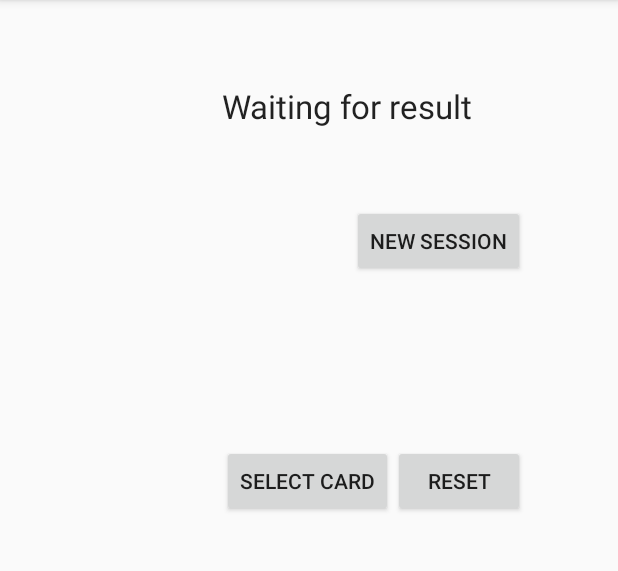
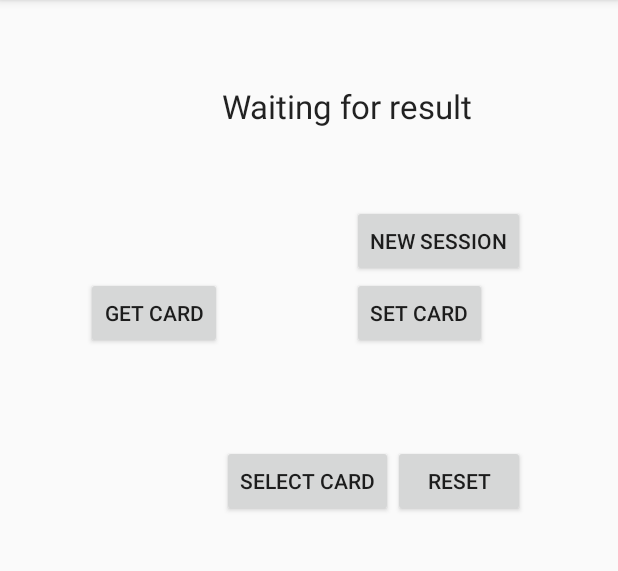
Before and after one commit to Jokab/EDA397_2016_Group7, an Android app: the screen it shows after launch (PHPActivity), after a tap on "TEST PHP", on a phone screen of 412 x 824 dp, the part 84-655 px from its top. Run offline under Robolectric (Android 15) with nearby library versions, the phone set to English and light mode, and no system bars; our stand-ins replace Volley; libraries missing offline, so code that uses them is left out: com.google.api.client; network calls fail; 1 statement that could not run was skipped; 2 other taps on this screen came first.

Commit message:
Added server requests in Game- and Host-Session, added test in phpactivity

```diff
--- a/app/src/main/java/Game/HostSession.java
+++ b/app/src/main/java/Game/HostSession.java
@@ -34,8 +34,8 @@ public class HostSession extends GameSession {
 
     public void startSession(int nrOfPlayers) {
         Map<String, String> jsonParams = new HashMap<String, String>();
-        jsonParams.put("amountOfMembers","5");
-        jsonParams.put("trelloBoardId", "5");
+        jsonParams.put(ARG_NR_OF_PLAYERS,""+nrOfPlayers);
+        jsonParams.put(ARG_BOARD_ID, gameBoard.getId());
 
         Log.i(logTag, (new JSONObject((jsonParams)).toString() ));
         CustomJsonObjRequest startRequest = new CustomJsonObjRequest(Request.Method.POST,
@@ -44,7 +44,7 @@ public class HostSession extends GameSession {
                     @Override
                     public void onResponse(JSONObject response) {
                         try {
-                            response.getString("memberId");
+                            memberId = response.getInt(ARG_MEMBER_ID);
                             Log.i(logTag, response.toString());
                         } catch (JSONException e) {
                             e.printStackTrace();
@@ -60,9 +60,24 @@ public class HostSession extends GameSession {
         queue.add(startRequest);
     }
 
-    public void setCurrentCard(Card card) {
-        // D
-        // Delete current card from Board
+    public void setCurrentCard(final String cardId) {
+        Map<String, String> jsonParams = new HashMap<String, String>();
+        jsonParams.put(ARG_CARD_ID, gameBoard.getId());
+        jsonParams.put(ARG_MEMBER_ID, "" + memberId);
+        CustomJsonObjRequest startRequest = new CustomJsonObjRequest(Request.Method.POST,
+                createURL(SET_CURRENT_CARD).asString(), jsonParams,
+                new Response.Listener<JSONObject>() {
+                    @Override
+                    public void onResponse(JSONObject response) {
+                        Log.i(logTag,"Successfully set current card to: " + cardId);
+                    }
+                }, new Response.ErrorListener() {
+            public void onErrorResponse(VolleyError error) {
+                Log.i(logTag,"Failed to set current card to " + cardId);
+            }
+
+        });
+        queue.add(startRequest);
     }
 
     public void getCurrentRatings() {
--- a/app/src/main/java/Game/ServerURL.java
+++ b/app/src/main/java/Game/ServerURL.java
@@ -8,6 +8,7 @@ public class ServerURL {
 
     public static final String API_URL = "http://agile.project.domein.co.at";
 
+    //Base URLs
     public static final String START_SESSION = "/startNewSession"; // amountOfMembers, trelloBoardId
     public static final String REGISTER_MEMBER = "/registerMember";
     public static final String SET_CURRENT_CARD = "/selectNewCard"; // cardId, :memberId
@@ -19,8 +20,11 @@ public class ServerURL {
     public static final String GET_CURRENT_CARD_RATINGS = "/getAllRatingsForCurrentCard"; //:memberId
     public static final String GET_ALL_RATINGS = "/getAllRatings"; // :memberid
 
-
-
+    //Parameters
+    public static final String ARG_BOARD_ID = "trelloBoardId";
+    public static final String ARG_NR_OF_PLAYERS = "amountOfMembers";
+    public static final String ARG_MEMBER_ID = "memberId";
+    public static final String ARG_CARD_ID = "cardId";
 
     private String baseURL;
     private Argument[] args = {};
--- a/app/src/main/java/eda397_group7/chalmers/se/eda397_2016_group7/PHPActivity.java
+++ b/app/src/main/java/eda397_group7/chalmers/se/eda397_2016_group7/PHPActivity.java
@@ -36,6 +36,33 @@ public class PHPActivity extends AppCompatActivity {
         Button newSession = (Button) findViewById(R.id.newSession);
         Button selectCard = (Button) findViewById(R.id.selectCard);
         Button resetSession = (Button) findViewById(R.id.resetButton);
+        Button setCard = (Button) findViewById(R.id.setCard);
+        Button getCard = (Button) findViewById(R.id.getCard);
+        final TextView t = (TextView) findViewById(R.id.phpText);
+
+        if(getCard != null) {
+            getCard.setOnClickListener(new View.OnClickListener() {
+                @Override
+                public void onClick(View v) {
+                    try {
+                        host.getCurrentCard();
+                        t.setText(host.getCurrentCardID());
+                    } catch (Exception ex) { }
+
+                }
+            });
+        }
+
+        if(setCard != null) {
+            setCard.setOnClickListener(new View.OnClickListener() {
+                @Override
+                public void onClick(View v) {
+                    try {
+                        host.setCurrentCard("testcard");
+                    } catch (Exception ex) { }
+                }
+            });
+        }
 
         if (newSession != null) {
             newSession.setOnClickListener(new View.OnClickListener() {
@@ -43,7 +70,7 @@ public class PHPActivity extends AppCompatActivity {
                 public void onClick(View v) {
                     try {
                         host.startSession(NUMBER_OF_PLAYERS);
-                        TextView t = (TextView) findViewById(R.id.trello_text);
+                        TextView t = (TextView) findViewById(R.id.phpText);
                         t.setText(primaryBoard.getCard());
                     } catch (Exception ex) { }
                 }
--- a/app/src/main/res/layout/activity_php.xml
+++ b/app/src/main/res/layout/activity_php.xml
@@ -50,4 +50,22 @@
         android:layout_alignParentTop="true"
         android:layout_alignLeft="@+id/selectCard"
         android:layout_alignStart="@+id/selectCard" />
+
+    <Button
+        android:layout_width="wrap_content"
+        android:layout_height="wrap_content"
+        android:text="Set Card"
+        android:id="@+id/setCard"
+        android:layout_below="@+id/newSession"
+        android:layout_alignLeft="@+id/newSession"
+        android:layout_alignStart="@+id/newSession" />
+
+    <Button
+        android:layout_width="wrap_content"
+        android:layout_height="wrap_content"
+        android:text="Get Card"
+        android:id="@+id/getCard"
+        android:layout_below="@+id/newSession"
+        android:layout_toLeftOf="@+id/selectCard"
+        android:layout_toStartOf="@+id/selectCard" />
 </RelativeLayout>
```
Also changed, not shown: app/src/main/java/Game/GameSession.java (+35 -3 lines).
